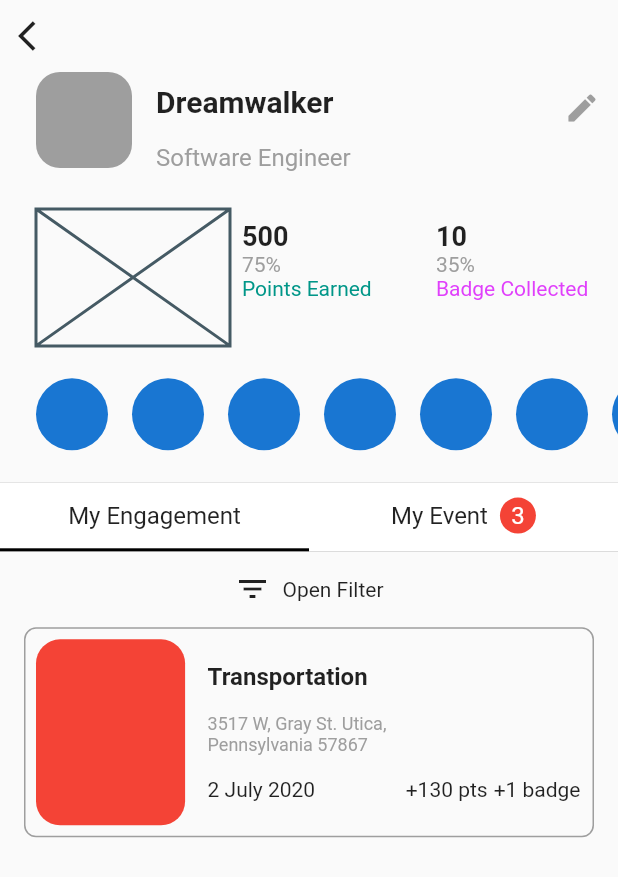
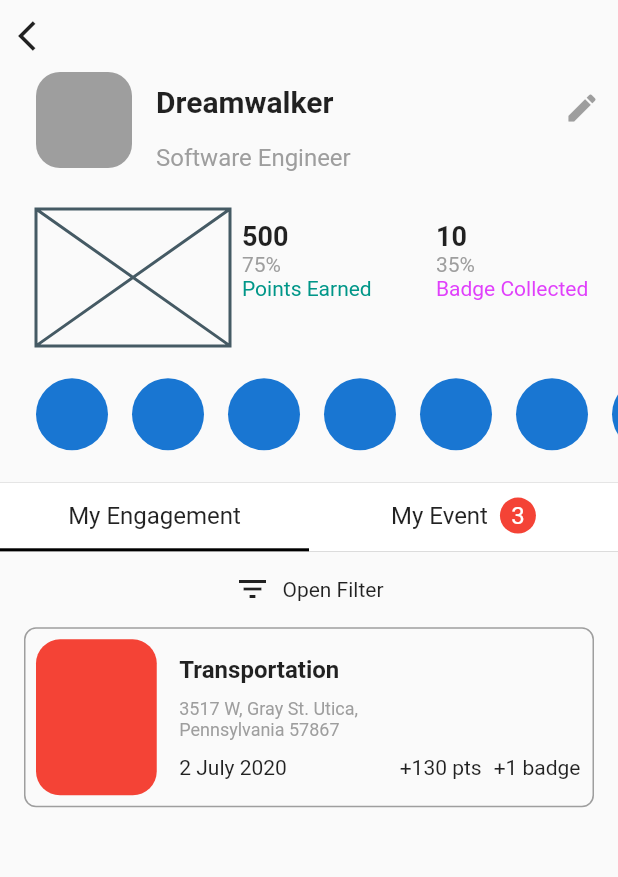
Before and after one commit to JAICHANGPARK/flutter_notebook_11th_story, a Flutter app: the IrysProfilePage screen opened directly, on a phone screen of 412 x 824 dp. Shown: the top 877 px of the screen. Run offline on Flutter 3.47's test engine with Material 2 defaults, Android fonts, the phone set to English and light mode, and no system bars; our stand-ins replace backdrop, badges, flutter_inner_drawer, flutter_slidable, flutter_swiper, google_fonts; network calls fail.

Commit message:
Update irys_profile_page.dart

```diff
--- a/lib/ep727_irys_mobile_app/ui/irys_profile_page.dart
+++ b/lib/ep727_irys_mobile_app/ui/irys_profile_page.dart
@@ -251,20 +251,20 @@ class _IrysProfilePageState extends State<IrysProfilePage> {
                             children: [
                               Container(
                                 margin: EdgeInsets.symmetric(horizontal: 16),
-                                height: 140,
+                                height: 120,
                                 decoration: BoxDecoration(
                                     border: Border.all(color: Colors.grey), borderRadius: BorderRadius.circular(8)),
                                 child: Row(
                                   children: [
                                     Expanded(
-                                        flex: 3,
+                                        flex: 2,
                                         child: Container(
                                           margin: EdgeInsets.all(7),
                                           decoration:
                                               BoxDecoration(color: Colors.red, borderRadius: BorderRadius.circular(16)),
                                         )),
                                     Expanded(
-                                        flex: 7,
+                                        flex: 6,
                                         child: Padding(
                                           padding: const EdgeInsets.all(8.0),
                                           child: Column(
@@ -284,7 +284,7 @@ class _IrysProfilePageState extends State<IrysProfilePage> {
                                                   Text("2 July 2020"),
                                                   Spacer(),
                                                   Text("+130 pts"),
-                                                  SizedBox(width: 4),
+                                                  SizedBox(width: 8),
                                                   Text("+1 badge"),
                                                 ],
                                               )
```
